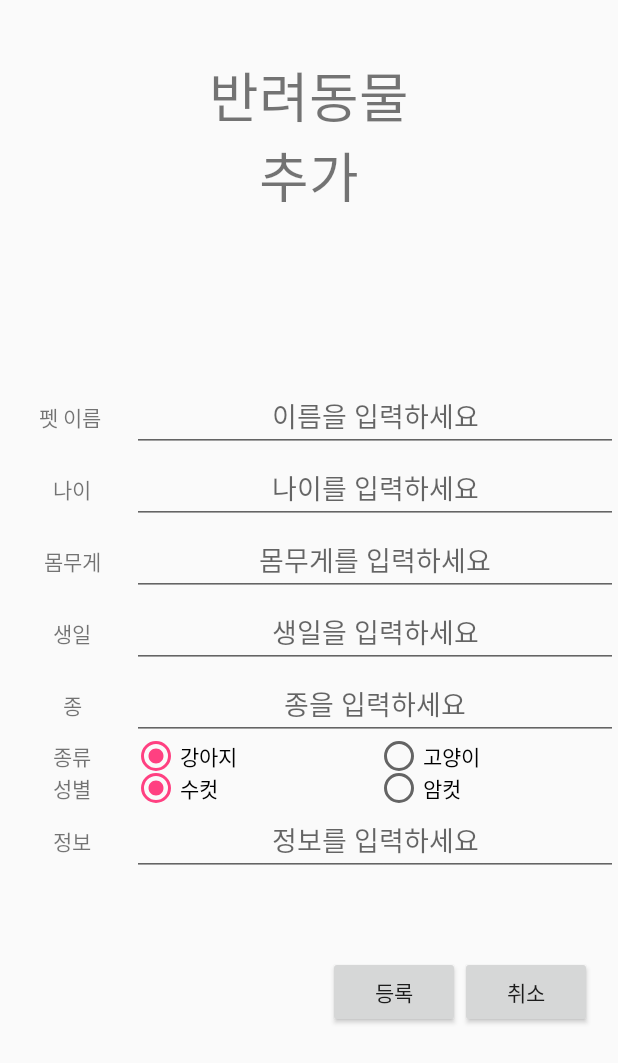
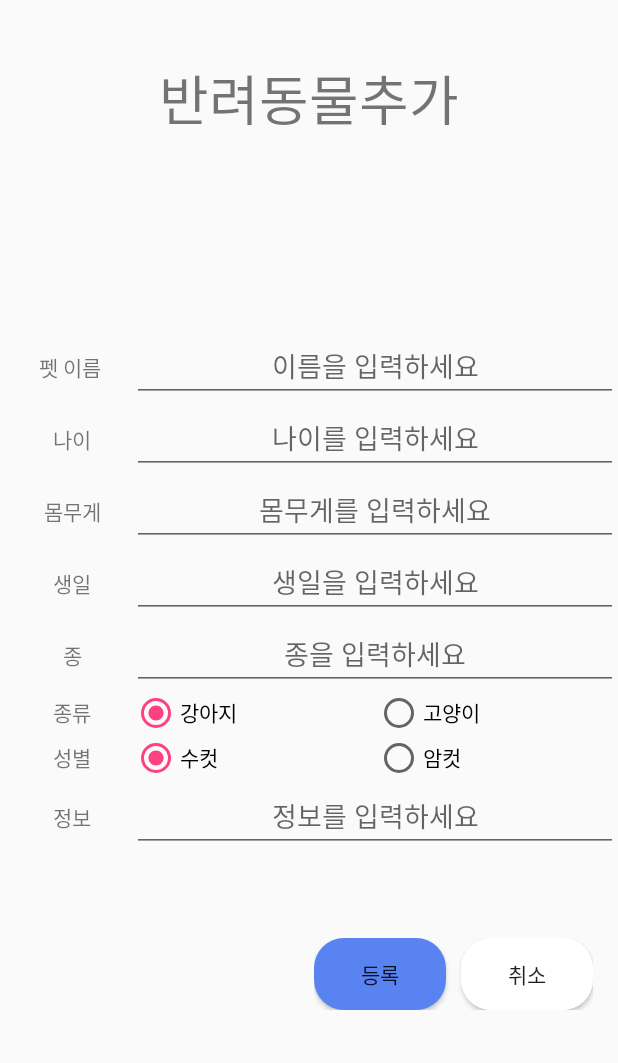
Before and after one commit to YONGEEEE/Petspital_ver0, an Android app: the Add_pet_activity screen opened directly, with no data from a screen before it, on a phone screen of 412 x 824 dp. Shown: the top 1063 px of the screen. Run offline under Robolectric (Android 15) with nearby library versions, the phone set to English and light mode, and no system bars; Roboto replaces fonts that are not available here.

Commit message:
something fix

```diff
--- a/app/src/main/res/layout/activity_add_pet.xml
+++ b/app/src/main/res/layout/activity_add_pet.xml
@@ -17,7 +17,7 @@
         android:layout_marginEnd="8dp"
         android:layout_marginRight="8dp"
         android:layout_marginBottom="8dp"
-        android:text="반려동물\n추가"
+        android:text="반려동물추가"
         android:textSize="36sp"
         android:gravity="center"
         app:layout_constraintBottom_toBottomOf="parent"
@@ -156,7 +156,7 @@
             <TextView
                 android:id="@+id/txt_flag"
                 android:layout_width="80dp"
-                android:layout_height="wrap_content"
+                android:layout_height="30dp"
                 android:gravity="center"
                 android:text="종류" />
 
@@ -206,7 +206,7 @@
             <TextView
                 android:id="@+id/txt_sex"
                 android:layout_width="80dp"
-                android:layout_height="wrap_content"
+                android:layout_height="30dp"
                 android:gravity="center"
                 android:text="성별" />
 
@@ -288,16 +288,19 @@
         app:layout_constraintTop_toBottomOf="@+id/linearLayout3"
         app:layout_constraintVertical_bias="0.258">
 
-        <Button
+        <customfonts.Button_Roboto_Medium
             android:id="@+id/btn_create"
             android:layout_width="wrap_content"
             android:layout_height="wrap_content"
+            android:background="@drawable/round_rectangle_blue"
+            android:layout_marginRight="10dp"
             android:text="등록" />
 
-        <Button
+        <customfonts.Button_Roboto_Medium
             android:id="@+id/btn_cancel"
             android:layout_width="wrap_content"
             android:layout_height="wrap_content"
+            android:background="@drawable/round_rectangle"
             android:layout_weight="1"
             android:text="취소" />
     </LinearLayout>
```
